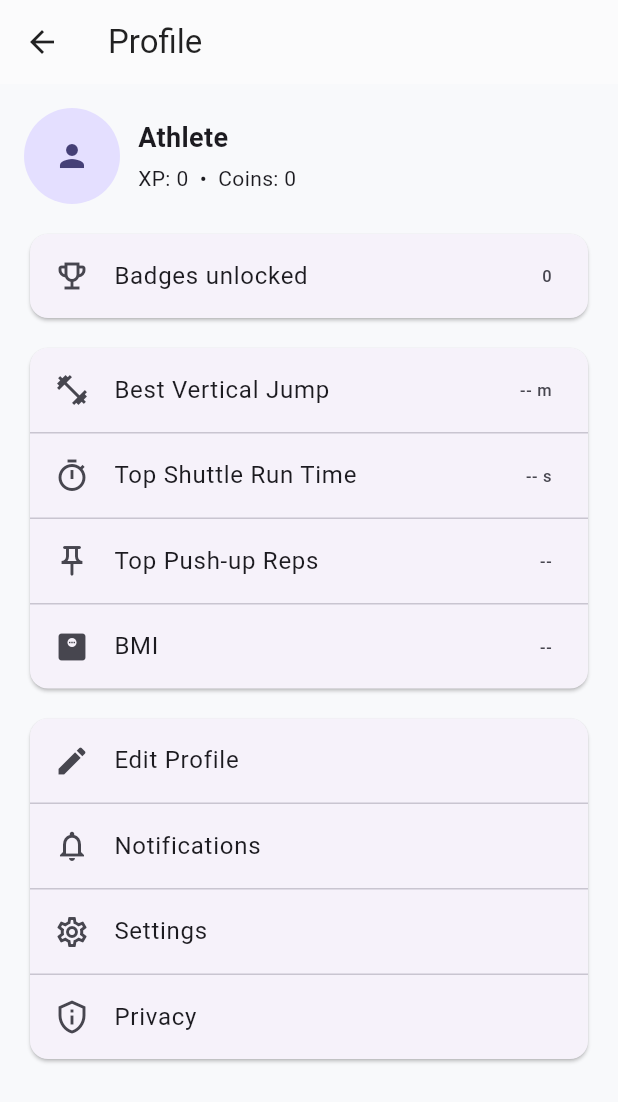
After one commit to dharanikarthi/Talent-Track-Flutter, a Flutter app: the HomeShell screen opened directly, after a tap on the "account circle" icon, on a phone screen of 412 x 824 dp. The commit adds this screen. Shown: the top 1102 px of the screen. Run offline on Flutter 3.47's test engine with Material 3 defaults, Android fonts, the light colour scheme and no system bars; our stand-ins replace camera, flutter_riverpod, image_picker, video_player.

Commit message:
feat(profile): Athlete Profile UI + header navigation; award +10 XP +5 coins on workout completion

```diff
--- /dev/null
+++ b/talent_track/lib/screens/profile/profile_screen.dart
@@ -0,0 +1,87 @@
+import 'package:flutter/material.dart';
+import 'package:flutter_riverpod/flutter_riverpod.dart';
+
+import '../../state/profile_provider.dart';
+import '../../state/gamification_provider.dart';
+
+class ProfileScreen extends ConsumerWidget {
+  const ProfileScreen({super.key});
+
+  @override
+  Widget build(BuildContext context, WidgetRef ref) {
+    final profile = ref.watch(profileProvider);
+    final game = ref.watch(gamificationProvider);
+    final badges = game.unlockedBadges.length;
+
+    return Scaffold(
+      appBar: AppBar(title: const Text('Profile')),
+      body: ListView(
+        padding: const EdgeInsets.all(16),
+        children: [
+          Row(
+            children: [
+              CircleAvatar(
+                radius: 32,
+                backgroundImage: (profile?.fullBodyPhotoPath != null && profile!.fullBodyPhotoPath!.isNotEmpty)
+                    ? Image.asset('assets/images/placeholder.png').image
+                    : null,
+                child: (profile?.fullBodyPhotoPath == null) ? const Icon(Icons.person) : null,
+              ),
+              const SizedBox(width: 12),
+              Expanded(
+                child: Column(
+                  crossAxisAlignment: CrossAxisAlignment.start,
+                  children: [
+                    Text(profile?.name ?? 'Athlete', style: const TextStyle(fontSize: 18, fontWeight: FontWeight.w700)),
+                    const SizedBox(height: 4),
+                    Text('XP: ${game.xp}  •  Coins: ${game.coins}')
+                  ],
+                ),
+              )
+            ],
+          ),
+          const SizedBox(height: 16),
+          Card(
+            child: ListTile(
+              leading: const Icon(Icons.emoji_events_outlined),
+              title: const Text('Badges unlocked'),
+              trailing: Text('$badges'),
+            ),
+          ),
+          const SizedBox(height: 12),
+          Card(
+            child: Column(
+              children: [
+                const ListTile(leading: Icon(Icons.fitness_center), title: Text('Best Vertical Jump'), trailing: Text('-- m')),
+                const Divider(height: 1),
+                const ListTile(leading: Icon(Icons.timer_outlined), title: Text('Top Shuttle Run Time'), trailing: Text('-- s')),
+                const Divider(height: 1),
+                const ListTile(leading: Icon(Icons.push_pin_outlined), title: Text('Top Push-up Reps'), trailing: Text('--')),
+                const Divider(height: 1),
+                ListTile(leading: const Icon(Icons.monitor_weight), title: const Text('BMI'), trailing: Text(_bmiText(profile))),
+              ],
+            ),
+          ),
+          const SizedBox(height: 12),
+          Card(
+            child: Column(children: const [
+              ListTile(leading: Icon(Icons.edit), title: Text('Edit Profile')),
+              Divider(height: 1),
+              ListTile(leading: Icon(Icons.notifications_outlined), title: Text('Notifications')),
+              Divider(height: 1),
+              ListTile(leading: Icon(Icons.settings_outlined), title: Text('Settings')),
+              Divider(height: 1),
+              ListTile(leading: Icon(Icons.privacy_tip_outlined), title: Text('Privacy')),
+            ]),
+          )
+        ],
+      ),
+    );
+  }
+
+  static String _bmiText(profile) {
+    if (profile?.weightKg == null || profile?.heightCm == null || profile!.heightCm == 0) return '--';
+    final bmi = profile.weightKg / ((profile.heightCm / 100.0) * (profile.heightCm / 100.0));
+    return bmi.toStringAsFixed(1);
+  }
+}
--- a/talent_track/lib/screens/shell/home_shell.dart
+++ b/talent_track/lib/screens/shell/home_shell.dart
@@ -6,6 +6,7 @@ import '../training/training_screen.dart';
 import '../discover/discover_screen.dart';
 import '../roadmap/roadmap_screen.dart';
 import '../report/report_screen.dart';
+import '../profile/profile_screen.dart';
 
 class HomeShell extends ConsumerStatefulWidget {
   const HomeShell({super.key});
@@ -24,9 +25,17 @@ class _HomeShellState extends ConsumerState<HomeShell> {
     return Scaffold(
       appBar: AppBar(
         title: Text(_idx==0 ? 'Welcome, $name' : titles[_idx]),
-        actions: const [
-          Padding(padding: EdgeInsets.only(right: 8.0), child: Icon(Icons.account_circle_outlined)),
-          Padding(padding: EdgeInsets.only(right: 12.0), child: Icon(Icons.settings_outlined)),
+        actions: [
+          IconButton(
+            icon: const Icon(Icons.account_circle_outlined),
+            onPressed: () {
+              Navigator.of(context).push(MaterialPageRoute(builder: (_) => const ProfileScreen()));
+            },
+          ),
+          IconButton(
+            icon: const Icon(Icons.settings_outlined),
+            onPressed: () {},
+          ),
         ],
       ),
       body: IndexedStack(
--- a/talent_track/lib/screens/workout/result_page.dart
+++ b/talent_track/lib/screens/workout/result_page.dart
@@ -5,8 +5,10 @@ import 'package:video_player/video_player.dart';
 import 'package:http/http.dart' as http;
 
 import '../../models/process.dart';
+import '../../state/gamification_provider.dart';
+import 'package:flutter_riverpod/flutter_riverpod.dart';
 
-class ResultPage extends StatefulWidget {
+class ResultPage extends ConsumerStatefulWidget {
   final ProcessResponse response;
   const ResultPage({super.key, required this.response});
 
@@ -14,13 +16,23 @@ class ResultPage extends StatefulWidget {
   State<ResultPage> createState() => _ResultPageState();
 }
 
-class _ResultPageState extends State<ResultPage> {
+class _ResultPageState extends ConsumerState<ResultPage> {
   VideoPlayerController? _vc;
 
+  bool _awarded = false;
   @override
   void initState() {
     super.initState();
     final path = widget.response.annotatedVideoUrl;
+    if (!_awarded) {
+      // Award default coins/XP on completion
+      WidgetsBinding.instance.addPostFrameCallback((_) {
+        if (mounted && !_awarded) {
+          ref.read(gamificationProvider.notifier).award(coins: 5, xp: 10);
+          setState(() => _awarded = true);
+        }
+      });
+    }
     if (path.startsWith('http')) {
       _vc = VideoPlayerController.networkUrl(Uri.parse(path))
         ..initialize().then((_) { setState(() {}); _vc!.setLooping(true); _vc!.play(); });
```
